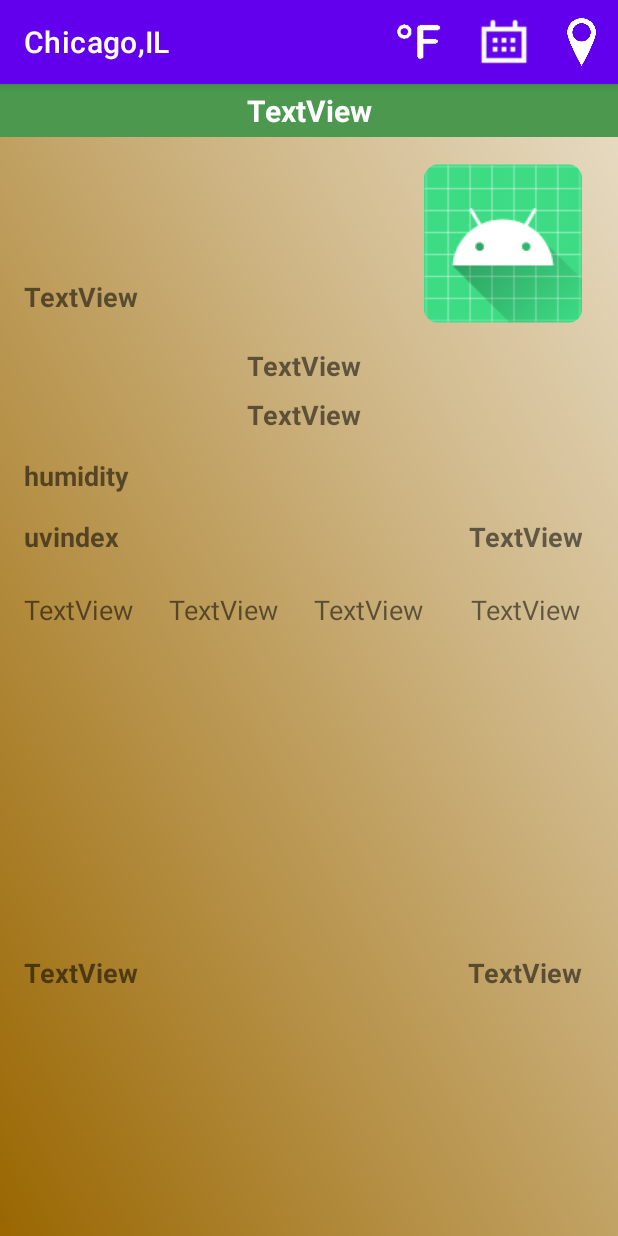
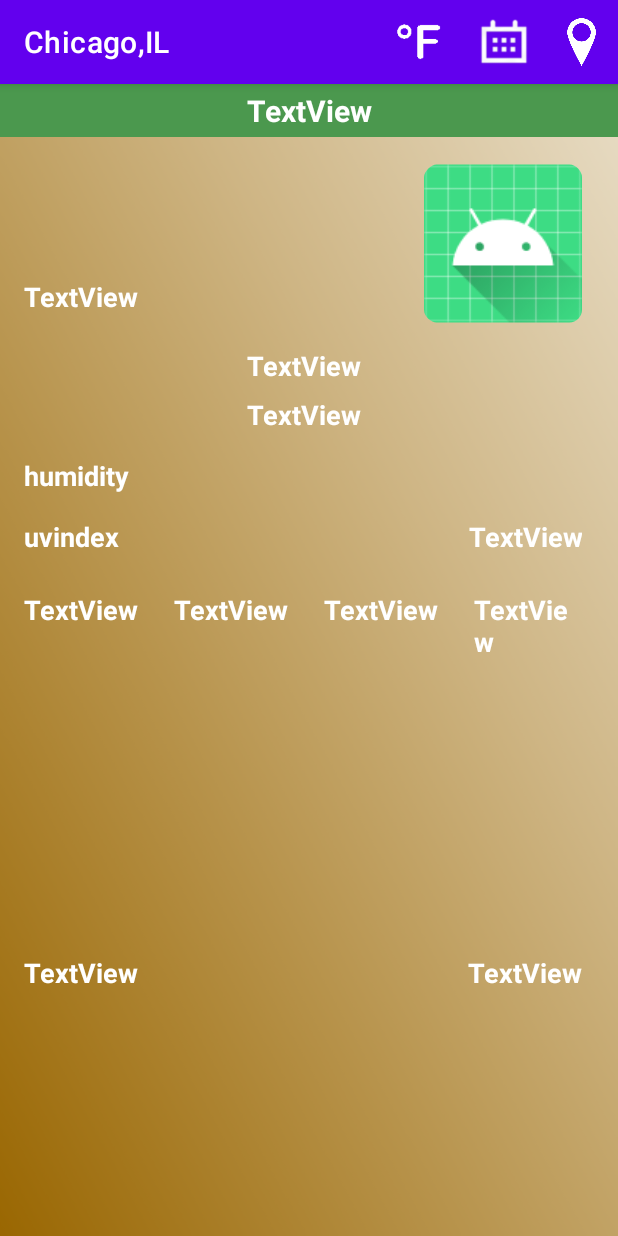
Before and after one commit to jparikh9/Visual-Crossing-Weather-App, an Android app: the screen it shows after launch (MainActivity), on a phone screen of 412 x 824 dp. Run offline under Robolectric (Android 15) with nearby library versions, the phone set to English and light mode, and no system bars; our stand-ins replace Volley; network calls fail.

```diff
--- a/app/src/main/res/layout/activity_main.xml
+++ b/app/src/main/res/layout/activity_main.xml
@@ -56,6 +56,7 @@
         android:layout_marginTop="8dp"
         android:text="@string/feelsLike_strres"
         android:textStyle="bold"
+        android:textColor="@color/white"
         android:textSize="18sp"
         app:layout_constraintEnd_toEndOf="@+id/temperature_vid"
         app:layout_constraintStart_toStartOf="@+id/temperature_vid"
@@ -70,6 +71,7 @@
         android:textAlignment="center"
         android:textSize="18sp"
         android:textStyle="bold"
+        android:textColor="@color/white"
         app:layout_constraintEnd_toEndOf="@+id/weatherIcon_vid"
         app:layout_constraintStart_toStartOf="@+id/feelsLike_vid"
         app:layout_constraintTop_toBottomOf="@+id/weatherIcon_vid" />
@@ -82,6 +84,7 @@
         android:text="@string/winds_strres"
         android:textAlignment="center"
         android:textStyle="bold"
+        android:textColor="@color/white"
         android:textSize="18sp"
         app:layout_constraintEnd_toEndOf="@+id/description_vid"
         app:layout_constraintStart_toStartOf="@+id/description_vid"
@@ -95,6 +98,7 @@
         android:text="@string/humidity_strres"
         android:textSize="18sp"
         android:textStyle="bold"
+        android:textColor="@color/white"
         app:layout_constraintStart_toStartOf="@+id/winds_vid"
         app:layout_constraintTop_toBottomOf="@+id/winds_vid" />
 
@@ -106,6 +110,7 @@
         android:text="@string/uvindex_strres"
         android:textStyle="bold"
         android:textSize="18sp"
+        android:textColor="@color/white"
         app:layout_constraintStart_toStartOf="@+id/humidity_vid"
         app:layout_constraintTop_toBottomOf="@+id/humidity_vid" />
 
@@ -118,6 +123,7 @@
         android:textAlignment="textEnd"
         android:textStyle="bold"
         android:textSize="18sp"
+        android:textColor="@color/white"
         app:layout_constraintEnd_toEndOf="@+id/winds_vid"
         app:layout_constraintStart_toEndOf="@+id/uvindex_vid"
         app:layout_constraintTop_toTopOf="@+id/uvindex_vid" />
@@ -129,6 +135,8 @@
         android:layout_marginTop="24dp"
         android:text="@string/morning_strres"
         android:textSize="18sp"
+        android:textStyle="bold"
+        android:textColor="@color/white"
         app:layout_constraintStart_toStartOf="@+id/uvindex_vid"
         app:layout_constraintTop_toBottomOf="@+id/uvindex_vid" />
 
@@ -140,6 +148,8 @@
         android:layout_marginTop="24dp"
         android:text="@string/afternoon_strres"
         android:textSize="18sp"
+        android:textColor="@color/white"
+        android:textStyle="bold"
         app:layout_constraintStart_toEndOf="@+id/morning_vid"
         app:layout_constraintTop_toBottomOf="@+id/visibility_vid" />
 
@@ -147,10 +157,12 @@
         android:id="@+id/night_vid"
         android:layout_width="0dp"
         android:layout_height="wrap_content"
-        android:layout_marginStart="32dp"
+        android:layout_marginStart="24dp"
         android:layout_marginTop="24dp"
         android:text="@string/night_strres"
+        android:textColor="@color/white"
         android:textSize="18sp"
+        android:textStyle="bold"
         app:layout_constraintEnd_toEndOf="@+id/visibility_vid"
         app:layout_constraintStart_toEndOf="@+id/evening_vid"
         app:layout_constraintTop_toBottomOf="@+id/visibility_vid" />
@@ -162,7 +174,9 @@
         android:layout_marginStart="24dp"
         android:layout_marginTop="24dp"
         android:text="@string/evening_strres"
+        android:textColor="@color/white"
         android:textSize="18sp"
+        android:textStyle="bold"
         app:layout_constraintStart_toEndOf="@+id/afternoon_vid"
         app:layout_constraintTop_toBottomOf="@+id/visibility_vid" />
 
@@ -182,6 +196,7 @@
         android:layout_marginTop="16dp"
         android:text="@string/sunrise_strres"
         android:textStyle="bold"
+        android:textColor="@color/white"
         android:textSize="18sp"
         app:layout_constraintStart_toStartOf="@+id/uvindex_vid"
         app:layout_constraintTop_toBottomOf="@+id/recyclerViewHourly_vid" />
@@ -194,6 +209,7 @@
         android:text="@string/sunset_strres"
         android:textSize="18sp"
         android:textStyle="bold"
+        android:textColor="@color/white"
         app:layout_constraintEnd_toEndOf="@+id/visibility_vid"
         app:layout_constraintTop_toBottomOf="@+id/recyclerViewHourly_vid" />
 </androidx.constraintlayout.widget.ConstraintLayout>
--- a/app/src/main/res/layout/hourly_weather_list.xml
+++ b/app/src/main/res/layout/hourly_weather_list.xml
@@ -4,13 +4,14 @@
     xmlns:tools="http://schemas.android.com/tools"
     android:layout_width="100dp"
     android:layout_height="180dp"
-    android:background="#88F68D">
+    android:background="#2DD14D">
 
     <TextView
         android:id="@+id/day_hw_vid"
         android:layout_width="wrap_content"
         android:layout_height="wrap_content"
         android:text="@string/day_hw_strres"
+        android:textColor="@color/white"
         app:layout_constraintEnd_toEndOf="parent"
         app:layout_constraintStart_toStartOf="parent"
         app:layout_constraintTop_toTopOf="parent" />
@@ -21,6 +22,7 @@
         android:layout_height="wrap_content"
         android:layout_marginTop="16dp"
         android:text="@string/time_hw_strres"
+        android:textColor="@color/white"
         app:layout_constraintEnd_toEndOf="@+id/day_hw_vid"
         app:layout_constraintStart_toStartOf="@+id/day_hw_vid"
         app:layout_constraintTop_toBottomOf="@+id/day_hw_vid" />
@@ -43,6 +45,7 @@
         android:layout_height="wrap_content"
         android:layout_marginTop="8dp"
         android:text="@string/temperature_hw_strres"
+        android:textColor="@color/white"
         app:layout_constraintEnd_toEndOf="@+id/weatherIcon_hw_vid"
         app:layout_constraintStart_toStartOf="@+id/weatherIcon_hw_vid"
         app:layout_constraintTop_toBottomOf="@+id/weatherIcon_hw_vid" />
@@ -53,6 +56,7 @@
         android:layout_height="wrap_content"
         android:layout_marginTop="8dp"
         android:text="@string/description_hw_strres"
+        android:textColor="@color/white"
         app:layout_constraintEnd_toEndOf="@+id/temperature_hw_vid"
         app:layout_constraintStart_toStartOf="@+id/temperature_hw_vid"
         app:layout_constraintTop_toBottomOf="@+id/temperature_hw_vid" />
```
Also changed, not shown: app/src/main/java/com/example/visualcrossingweatherapp/MainActivity.java (+57 -3 lines).
